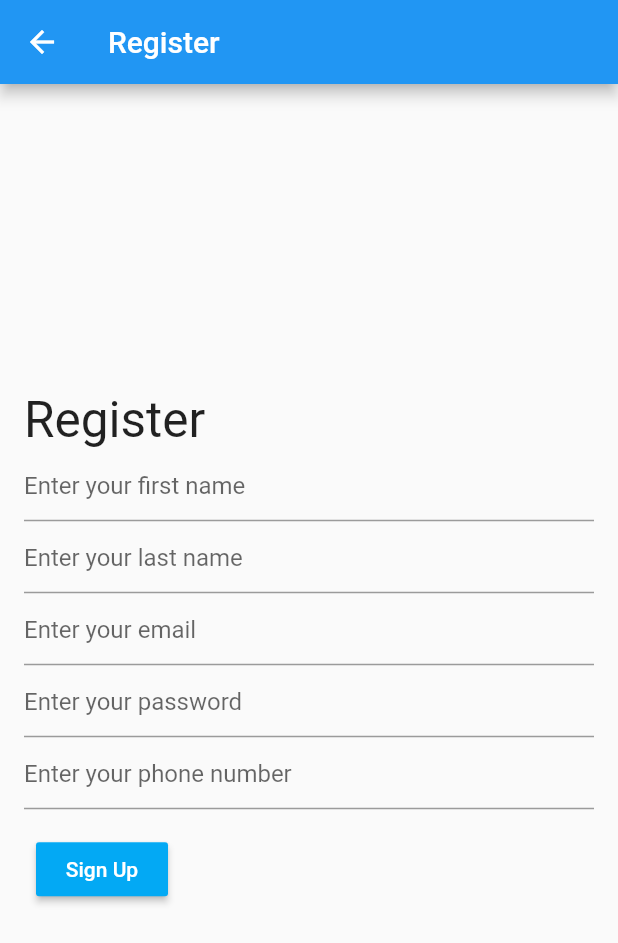
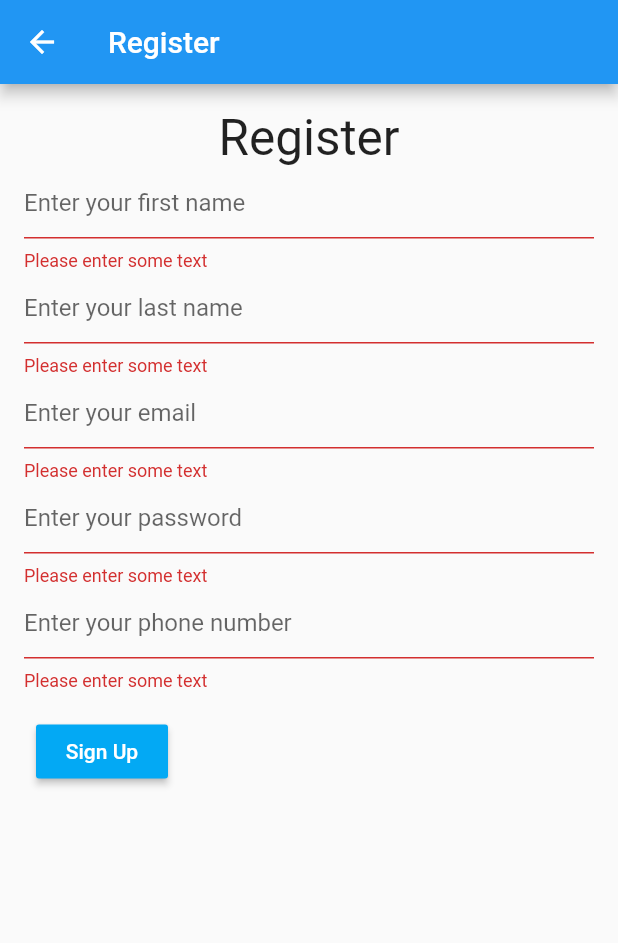
Before and after one commit to simo1209/QRpayment, a Flutter app: the Register screen opened directly, after a tap on "Sign Up", on a phone screen of 412 x 824 dp. Shown: the top 943 px of the screen. Run offline on Flutter 3.47's test engine with Material 2 defaults, Android fonts, the phone set to English and light mode, and no system bars; missing offline and left inert: qrscan; network calls fail.

```diff
--- a/lib/main.dart
+++ b/lib/main.dart
@@ -1,9 +1,8 @@
-import 'dart:math';
+import 'package:flutter/material.dart';
+import 'package:qr_payment/session.dart';
+import 'dart:convert';
+import 'package:qr_payment/transactions.dart';
 
-import 'package:flutter/material.dart';
-import 'dart:convert';
-import 'dart:io';
-import 'package:http/http.dart' as http;
 
 void main() => runApp(MyApp());
 
@@ -88,7 +87,7 @@ class _MyStatefulWidgetState extends State<MyStatefulWidget> {
                   padding: const EdgeInsets.symmetric(
                       vertical: 16.0, horizontal: 8.0),
                   child: RaisedButton(
-                    onPressed: () => _login(),
+                    onPressed: () => _login(context),
                     child: Text('Sign In'),
                     color: Colors.lightBlue,
                     textColor: Colors.white,
@@ -117,18 +116,16 @@ class _MyStatefulWidgetState extends State<MyStatefulWidget> {
         context, MaterialPageRoute(builder: (context) => Register()));
   }
 
-  Future _login() async {
+  Future _login(context) async {
     if (_formKey.currentState.validate()) {
       String email = emailController.text;
       String password = passwordController.text;
-      String basicAuth =
-          'Basic ' + base64Encode(utf8.encode('$email:$password'));
-      print(basicAuth);
 
-      var r = await http.post('http://192.168.0.101:5000/auth/login',
-          headers: <String, String>{'Authorization': basicAuth});
-      print(r.statusCode);
-      print(r.body);
+      var response = await Session.login(email, password);
+
+      if(response.statusCode == 200){
+        navigateToTransactions(context);
+      }
     }
   }
 }
@@ -167,9 +164,10 @@ class _RegisterPageState extends State<RegisterPage> {
       key: _formKey,
       child: Padding(
         padding: const EdgeInsets.all(16.0),
+        child: SingleChildScrollView(
           child: Column(
             mainAxisAlignment: MainAxisAlignment.center,
-          crossAxisAlignment: CrossAxisAlignment.start,
+            crossAxisAlignment: CrossAxisAlignment.center,
             children: <Widget>[
               Text(
                 "Register",
@@ -226,7 +224,6 @@ class _RegisterPageState extends State<RegisterPage> {
               ),
               TextFormField(
                 controller: phoneController,
-              obscureText: true,
                 decoration: const InputDecoration(
                   hintText: 'Enter your phone number',
                 ),
@@ -243,7 +240,7 @@ class _RegisterPageState extends State<RegisterPage> {
                     padding: const EdgeInsets.symmetric(
                         vertical: 16.0, horizontal: 8.0),
                     child: RaisedButton(
-                    onPressed: () => _register(),
+                      onPressed: () => _register(context),
                       child: Text('Sign Up'),
                       color: Colors.lightBlue,
                       textColor: Colors.white,
@@ -254,10 +251,42 @@ class _RegisterPageState extends State<RegisterPage> {
             ],
           ),
         ),
+      ),
     );
   }
 
-  Future _register() async {
-    //TODO: Implement the registration request
+  Future _register(context) async {
+    if (_formKey.currentState.validate()) {
+      String email = emailController.text;
+      String password = passwordController.text;
+      String fName = firstNameController.text;
+      String lName = lastNameController.text;
+      String phone = phoneController.text;
+
+      Session.headers = {
+        'Content-Type': 'application/json; charset=UTF-8',
+      };
+      var response = await Session.post(
+        'http://192.168.0.101:5000/auth/register',
+        jsonEncode(<String, String>{
+          'email': email,
+          'password': password,
+          'first_name': fName,
+          'last_name': lName,
+          'phone': phone,
+        }),
+      );
+
+      if (response.statusCode == 201) {
+        navigateToTransactions(context);
+      } else {
+        throw Exception('Failed to create album.');
       }
     }
+  }
+}
+
+Future navigateToTransactions(context) async {
+  Navigator.push(
+      context, MaterialPageRoute(builder: (context) => Transactions()));
+}
--- a/pubspec.yaml
+++ b/pubspec.yaml
@@ -30,6 +30,8 @@ dependencies:
   cupertino_icons: ^0.1.3
   qrscan: ^0.2.17
   http: ^0.12.1
+  sqflite:
+  path:
 
 dev_dependencies:
   flutter_test:
```
Also changed, not shown: lib/session.dart (added, +39 -0 lines), lib/transactions.dart (+62 -28 lines), pubspec.lock. Lines whose indentation alone changed are shown as unchanged.
